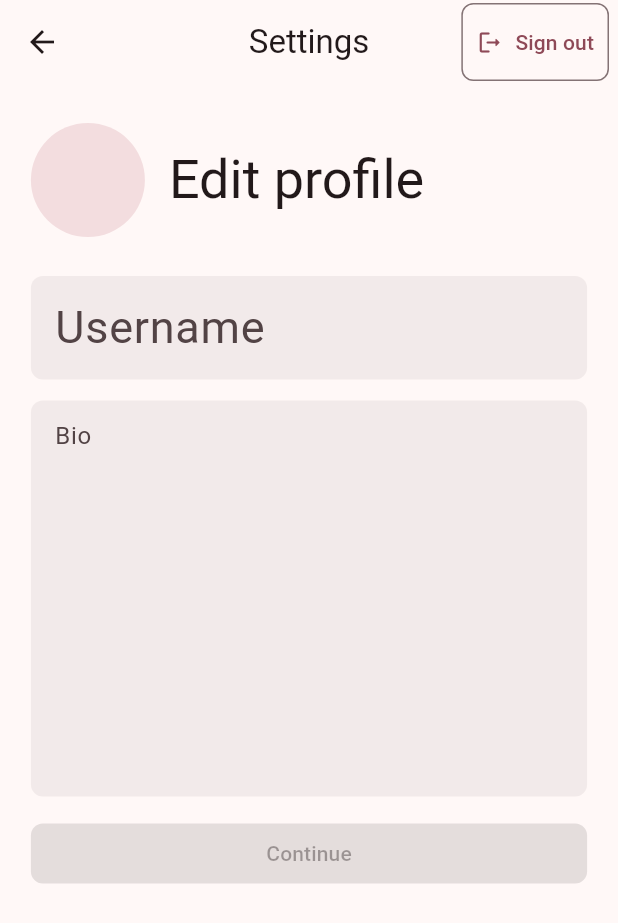
After one commit to zeeshanok/tictactoe, a Flutter app: the SettingsPage screen opened by its route, on a phone screen of 412 x 824 dp. The commit adds this screen. Shown: the top 923 px of the screen. Run offline on Flutter 3.47's test engine with Material 2 defaults, Android fonts, the phone set to English and light mode, and no system bars; drawn by our look-alikes of cached_network_image; our stand-ins replace dio, flutter_animate, flutter_dotenv, get_it, go_router, google_sign_in and 2 more; missing offline and left inert: smooth_scroll_multiplatform; accounts and stored records are empty; network calls fail.

Commit message:
feat: add settings page

```diff
--- a/app/lib/common/responsive_builder.dart
+++ b/app/lib/common/responsive_builder.dart
@@ -1,6 +1,6 @@
 import 'package:flutter/material.dart';
 
-const kMobileThresholdWidth = 600;
+const kMobileThresholdWidth = 1000;
 
 class ResponsiveBuilder extends StatelessWidget {
   const ResponsiveBuilder({
--- a/app/lib/main.dart
+++ b/app/lib/main.dart
@@ -7,6 +7,7 @@ import 'package:tictactoe/common/transitions.dart';
 import 'package:tictactoe/pages/home/history/game_history.dart';
 import 'package:tictactoe/pages/home/game_scaffold_with_nav.dart';
 import 'package:tictactoe/pages/home/online/online.dart';
+import 'package:tictactoe/pages/settings/settings.dart';
 import 'package:tictactoe/services/auth/auth_service.dart';
 import 'package:tictactoe/common/utils.dart';
 import 'package:tictactoe/pages/create_user/create_user.dart';
@@ -126,6 +127,12 @@ GoRouter getRouter() {
                   state,
                   const OnlinePage(),
                 ),
+              ),
+              GoRoute(
+                path: 'settings',
+                parentNavigatorKey: rootNavKey,
+                pageBuilder: (context, state) =>
+                    slideUpTransition(state, const SettingsPage()),
               )
             ],
           ),
@@ -140,7 +147,7 @@ GoRouter getRouter() {
       GoRoute(
         path: '/create-user',
         builder: (context, state) => const CreateUser(),
-      )
+      ),
     ],
   );
 }
--- a/app/lib/pages/create_user/create_user.dart
+++ b/app/lib/pages/create_user/create_user.dart
@@ -61,16 +61,21 @@ class CreateUser extends StatelessWidget {
 class CreateUserForm extends StatefulWidget {
   const CreateUserForm({
     super.key,
+    this.onSuccess,
+    this.bio,
+    this.username,
   });
 
+  final void Function()? onSuccess;
+  final String? bio, username;
   @override
   State<CreateUserForm> createState() => _CreateUserFormState();
 }
 
 class _CreateUserFormState extends State<CreateUserForm> {
   final _formKey = GlobalKey<FormState>();
-  final _usernameController = TextEditingController();
-  final _bioController = TextEditingController();
+  late final _usernameController = TextEditingController(text: widget.username);
+  late final _bioController = TextEditingController(text: widget.bio);
 
   bool _isUsernameLoading = false;
   bool _isSubmitLoading = false;
@@ -89,13 +94,19 @@ class _CreateUserFormState extends State<CreateUserForm> {
     });
   });
 
-  Future<void> onSubmit() async {
+  void onSubmit() {
     setState(() => _isSubmitLoading = true);
-    await GetIt.instance<UserService>().updateCurrentUserInfo(
+    GetIt.instance<UserService>()
+        .updateCurrentUserInfo(
       username: _usernameController.text,
       bio: _bioController.text,
-    );
-    setState(() => _isSubmitLoading = false);
+    )
+        .then((result) {
+      setState(() => _isSubmitLoading = false);
+      if (result == null) {
+        widget.onSuccess?.call();
+      }
+    });
   }
 
   @override
@@ -126,13 +137,14 @@ class _CreateUserFormState extends State<CreateUserForm> {
             style: const TextStyle(fontSize: 30),
             cursorOpacityAnimates: true,
             validator: (value) {
+              if (value == widget.username) return null;
               if (value?.isEmpty ?? false) {
                 return 'Username must not be empty';
               }
               if (!RegExp(r'^[A-Za-z0-9]+$').hasMatch(value!)) {
                 return 'Username must have only letters and numbers';
               }
-              if (_existingUsername == value) {
+              if (value == _existingUsername) {
                 return 'This username is taken';
               }
               return null;
@@ -156,18 +168,22 @@ class _CreateUserFormState extends State<CreateUserForm> {
           ),
           const SizedBox(height: 14),
           FilledButton(
-            onPressed: _isUsernameLoading ||
+            onPressed: _isSubmitLoading ||
+                    _isUsernameLoading ||
                     !(_formKey.currentState?.validate() ?? false)
                 ? null
                 : () async {
                     if (_formKey.currentState!.validate()) {
-                      await onSubmit();
+                      onSubmit();
                     }
                   },
             child: SizedBox(
               height: 20,
               child: _isSubmitLoading
-                  ? const CircularProgressIndicator()
+                  ? const SizedBox(
+                      width: 20,
+                      child: CircularProgressIndicator(),
+                    )
                   : const Text("Continue"),
             ),
           )
--- /dev/null
+++ b/app/lib/pages/settings/settings.dart
@@ -0,0 +1,68 @@
+import 'package:flutter/material.dart';
+import 'package:provider/provider.dart';
+import 'package:tictactoe/common/responsive_builder.dart';
+import 'package:tictactoe/common/utils.dart';
+import 'package:tictactoe/common/widgets/circular_network_image.dart';
+import 'package:tictactoe/pages/create_user/create_user.dart';
+import 'package:tictactoe/services/auth/auth_service.dart';
+import 'package:tictactoe/services/user_service.dart';
+
+class SettingsPage extends StatelessWidget {
+  const SettingsPage({super.key});
+
+  @override
+  Widget build(BuildContext context) {
+    final user = context.read<UserService>().currentUser;
+    final auth = context.read<AuthService>();
+    return Scaffold(
+      appBar: AppBar(
+        title: const Text('Settings'),
+        centerTitle: true,
+        actions: [
+          Padding(
+            padding: const EdgeInsets.only(right: 6),
+            child: OutlinedButton.icon(
+              onPressed: () => auth.signOut(),
+              icon: const Icon(Icons.logout_rounded),
+              label: const Text("Sign out"),
+            ),
+          )
+        ],
+      ),
+      body: Center(
+          child: FractionallySizedBox(
+        widthFactor: responsiveValue(
+          context,
+          mobileValue: 0.9,
+          desktopValue: 0.4,
+        ),
+        child: Column(
+          crossAxisAlignment: CrossAxisAlignment.start,
+          children: [
+            const SizedBox(height: 26),
+            Row(
+              mainAxisSize: MainAxisSize.min,
+              children: [
+                CircularNetworkImage(
+                  imageUrl: user?.profileUrl,
+                  radius: 38,
+                ),
+                const SizedBox(width: 16),
+                Text(
+                  'Edit profile',
+                  style: Theme.of(context).textTheme.displaySmall,
+                )
+              ],
+            ),
+            const SizedBox(height: 26),
+            CreateUserForm(
+              username: user?.username,
+              bio: user?.bio,
+              onSuccess: () => globalNotify("Updated profile"),
+            ),
+          ],
+        ),
+      )),
+    );
+  }
+}
```
